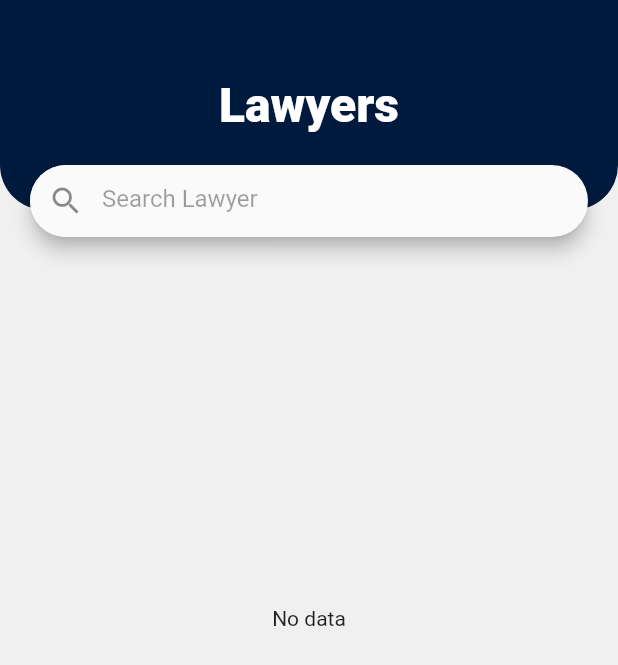
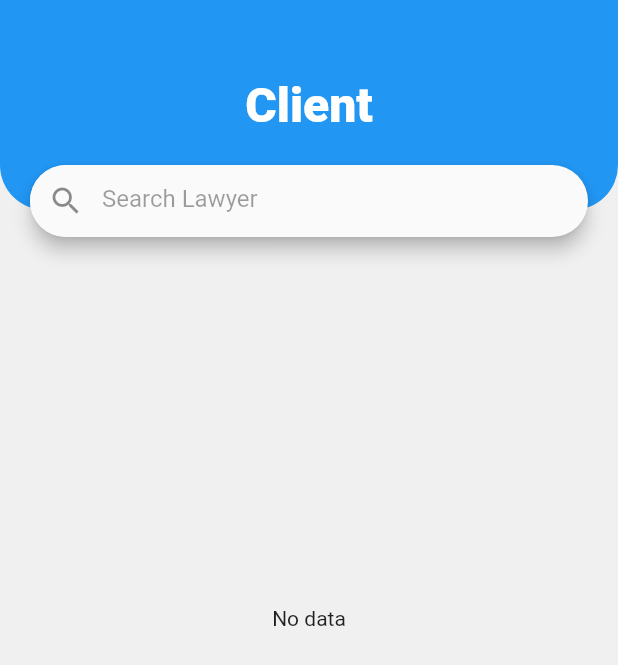
Before and after one commit to ali-shahKust/client_section, a Flutter app: the Search_Lawyer_Page screen opened directly, on a phone screen of 412 x 824 dp. Shown: the top 665 px of the screen. Run offline on Flutter 3.47's test engine with Material 2 defaults, Android fonts, the phone set to English and light mode, and no system bars; our stand-ins replace cloud_firestore, firebase_auth; accounts and stored records are empty.

Commit message:
App Color Changes

```diff
--- a/lib/constant.dart
+++ b/lib/constant.dart
@@ -1,7 +1,9 @@
+import 'package:flutter/material.dart';
 import 'package:flutter/painting.dart';
 
 class  Constant {
 
-  static Color appColor=Color.fromRGBO(0, 26, 61 ,100);
+  static Color appColor=Colors.blue;
+
 
 }
--- a/lib/search_lawyer_page.dart
+++ b/lib/search_lawyer_page.dart
@@ -109,7 +109,7 @@ class _Search_Lawyer_PageState extends State<Search_Lawyer_Page> {
                 child: Padding(
                   padding: const EdgeInsets.symmetric(horizontal: 30),
                   child: Center(
-                    child: Text('Lawyers',
+                    child: Text('Client',
                         style: TextStyle(
                             fontSize: 32,
                             fontWeight: FontWeight.w800,
```
